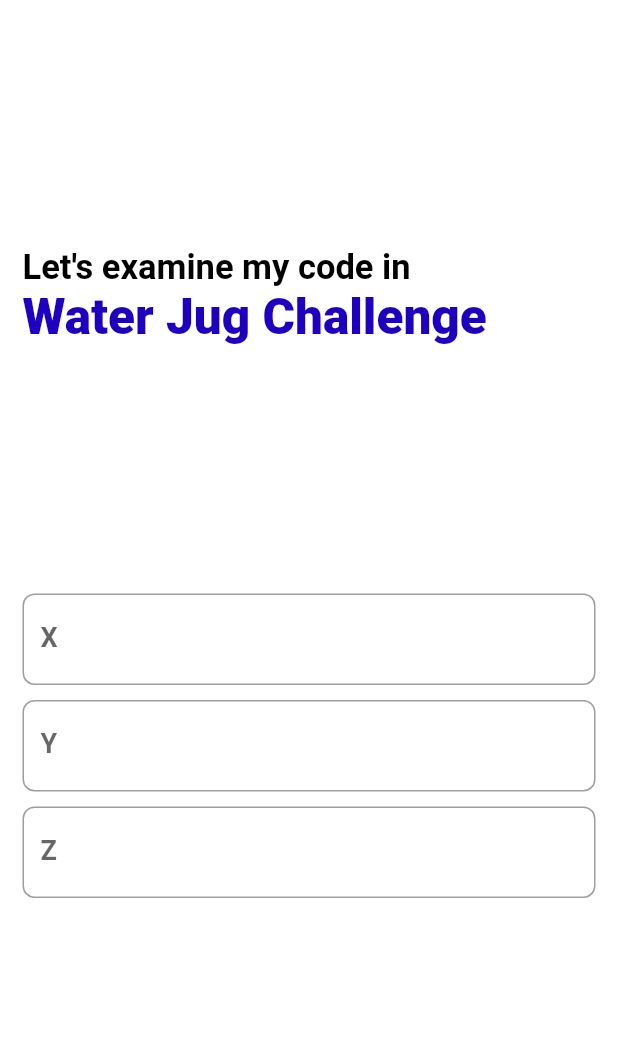
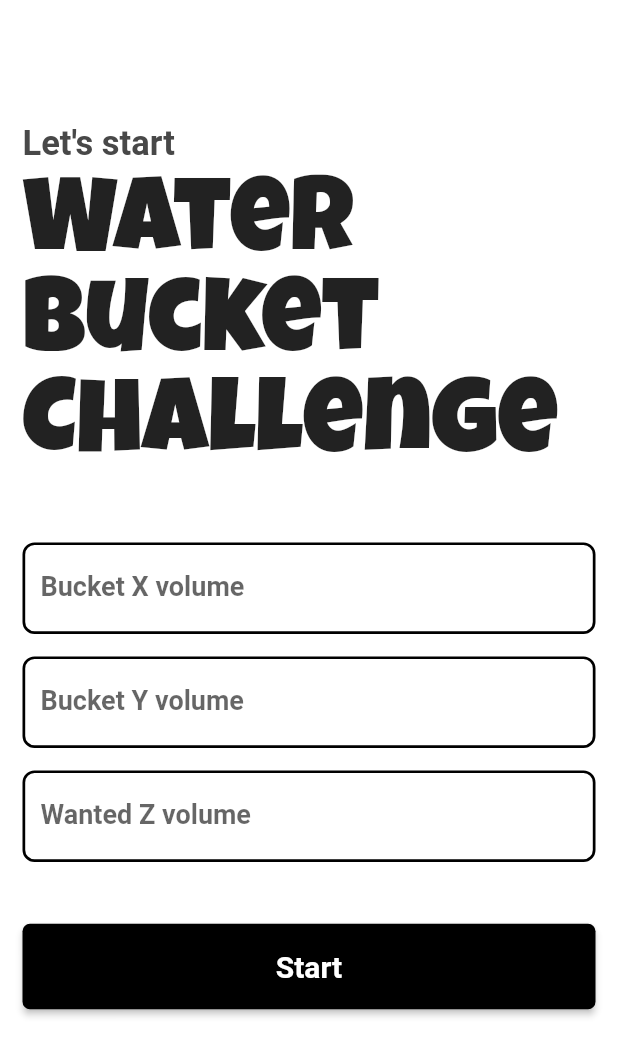
Before and after one commit to mmazurovsky/water_jug_challenge, a Flutter app: the screen it shows after launch, on a phone screen of 412 x 824 dp. Shown: the top 1056 px of the screen. Run offline on Flutter 3.47's test engine with Material 2 defaults, Android fonts, the phone set to English and light mode, and no system bars; our stand-ins replace freezed_annotation, get_it.

Commit message:
- styled main screen - added form validation - added inputs change notifier - added secondary screen canvas - refactorings

```diff
--- a/lib/global_providers_injection.dart
+++ b/lib/global_providers_injection.dart
@@ -1,8 +1,8 @@
 import 'package:flutter/material.dart';
 import 'package:provider/provider.dart';
-import 'package:water_jug_challenge/navigation/current_tab_change_notifier.dart';
 
 import 'dependency_injection.dart';
+import 'state/change_notifiers.dart';
 
 class GlobalProvidersInjection extends StatelessWidget {
   final Widget child;
@@ -17,6 +17,9 @@ class GlobalProvidersInjection extends StatelessWidget {
         ChangeNotifierProvider(
           create: (_) => serviceLocator<CurrentTabChangeNotifier>(),
         ),
+        ChangeNotifierProvider(
+          create: (_) => serviceLocator<InputsChangeNotifier>(),
+        ),
       ],
       child: child,
     );
--- a/lib/main.dart
+++ b/lib/main.dart
@@ -2,6 +2,7 @@ import 'package:flutter/material.dart';
 import 'package:flutter/services.dart';
 import 'package:water_jug_challenge/dependency_injection.dart';
 import 'package:water_jug_challenge/global_providers_injection.dart';
+import 'package:water_jug_challenge/styling/project_colors.dart';
 
 import 'constants/project_strings.dart';
 import 'navigation/navigation_scaffold.dart';
@@ -35,7 +36,14 @@ class MyApp extends StatelessWidget {
       child: MaterialApp(
         title: ProjectStrings.appName,
         theme: ThemeData(
-          primarySwatch: Colors.blue,
+          backgroundColor: ProjectColors.background,
+          primaryColor: ProjectColors.primary,
+          errorColor: ProjectColors.error,
+          appBarTheme: AppBarTheme(
+            backgroundColor: ProjectColors.background,
+            foregroundColor: ProjectColors.secondary,
+            elevation: 0,
+          ),
         ),
         home: const NavigationTabScaffold(),
       ),
--- a/lib/navigation/my_navigation.dart
+++ b/lib/navigation/my_navigation.dart
@@ -1,9 +1,10 @@
 import 'package:flutter/material.dart';
 import 'package:water_jug_challenge/screens/main_screen.dart';
+import 'package:water_jug_challenge/screens/solution_screen.dart';
 import 'package:water_jug_challenge/styling/project_colors.dart';
 import 'package:water_jug_challenge/utils/extension_functions.dart';
 
-enum NavigationRoute { main }
+enum NavigationRoute { main, solution }
 
 class RouteGenerator {
   static Route generateRoute(RouteSettings routeSettings) {
@@ -12,6 +13,11 @@ class RouteGenerator {
       return MaterialPageRoute(
         settings: routeSettings,
         builder: (_) => const MainScreen(),
+      );
+    } else if (routeUri.path == NavigationRoute.solution.path) {
+      return MaterialPageRoute(
+        settings: routeSettings,
+        builder: (_) => const SolutionScreen(),
       );
     } else {
       return _errorRoute();
--- a/lib/navigation/navigation_scaffold.dart
+++ b/lib/navigation/navigation_scaffold.dart
@@ -1,10 +1,10 @@
 import 'package:flutter/material.dart';
 import 'package:provider/provider.dart';
 
+import '../state/change_notifiers.dart';
 import '../utils/extension_functions.dart';
 import 'my_navigation.dart';
 import 'navigation_tab.dart';
-import 'current_tab_change_notifier.dart';
 
 class NavigationTabScaffold extends StatelessWidget {
   const NavigationTabScaffold({Key? key}) : super(key: key);
--- a/lib/screens/main_screen.dart
+++ b/lib/screens/main_screen.dart
@@ -1,7 +1,15 @@
 import 'package:flutter/material.dart';
-import 'package:water_jug_challenge/styling/project_colors.dart';
-import 'package:water_jug_challenge/styling/project_text_styles.dart';
-import 'package:water_jug_challenge/styling/project_widgets.dart';
+import 'package:provider/src/provider.dart';
+import 'package:water_jug_challenge/data/data.dart';
+import 'package:water_jug_challenge/navigation/my_navigation.dart';
+import 'package:water_jug_challenge/navigation/navigation_tab.dart';
+import 'package:water_jug_challenge/state/change_notifiers.dart';
+import 'package:water_jug_challenge/styling/widgets/buttons.dart';
+import 'package:water_jug_challenge/styling/widgets/other_widgets.dart';
+
+import '../styling/project_colors.dart';
+import '../styling/project_widgets.dart';
+import '../utils/validators.dart';
 
 class MainScreen extends StatefulWidget {
   const MainScreen({Key? key}) : super(key: key);
@@ -19,6 +27,8 @@ class _MainScreenState extends State<MainScreen> {
   late TextEditingController _yFieldController;
   late TextEditingController _zFieldController;
 
+  late GlobalKey<FormState> _formKey;
+
   @override
   void initState() {
     super.initState();
@@ -29,6 +39,26 @@ class _MainScreenState extends State<MainScreen> {
     _xFieldController = TextEditingController();
     _yFieldController = TextEditingController();
     _zFieldController = TextEditingController();
+
+    _formKey = GlobalKey<FormState>();
+  }
+
+  void _onStartChallenge() {
+    if (_formKey.currentState?.validate() ?? false) {
+      final Inputs inputs = Inputs(
+        xMaxVolume: int.parse(_xFieldController.text),
+        yMaxVolume: int.parse(_yFieldController.text),
+        zWantedVolume: int.parse(_zFieldController.text),
+      );
+      context.read<InputsChangeNotifier>().setInputs(inputs);
+      context
+          .read<CurrentTabChangeNotifier>()
+          .currentTab
+          .tabNavigationService
+          .pushRoute(
+            navRoute: NavigationRoute.solution,
+          );
+    }
   }
 
   @override
@@ -43,37 +73,39 @@ class _MainScreenState extends State<MainScreen> {
               crossAxisAlignment: CrossAxisAlignment.start,
               mainAxisAlignment: MainAxisAlignment.spaceEvenly,
               children: [
-                SizedBox(height: MediaQuery.of(context).size.height * 0.2),
-                Text(
-                  "Let's examine my code in",
-                  style: ProjectTextStyles.mainScreenTitleLine1,
-                ),
-                Text(
-                  "Water Jug Challenge",
-                  style: ProjectTextStyles.mainScreenTitleLine2,
-                ),
-                SizedBox(height: MediaQuery.of(context).size.height * 0.2),
+                SizedBox(height: MediaQuery.of(context).size.height * 0.1),
+                const AppTitle(),
+                SizedBox(height: MediaQuery.of(context).size.height * 0.05),
+                InputForm(
+                  formKey: _formKey,
+                  fields: [
                     ProjectTextField(
-                  label: const Text('X'),
-                  hintText: 'Put X value here',
+                      label: const Text('Bucket X volume'),
+                      validator: ProjectValidator.intFieldValidator,
+                      hintText: 'Put X volume here',
                       focusNode: _xFieldFocusNode,
                       controller: _xFieldController,
                     ),
-                const SizedBox(height: 10),
                     ProjectTextField(
-                  label: const Text('Y'),
-                  hintText: 'Put Y value here',
+                      label: const Text('Bucket Y volume'),
+                      hintText: 'Put Y volume here',
+                      validator: ProjectValidator.intFieldValidator,
                       focusNode: _yFieldFocusNode,
                       controller: _yFieldController,
                     ),
-                const SizedBox(height: 10),
                     ProjectTextField(
-                  label: const Text('Z'),
-                  hintText: 'Put Z value here',
+                      label: const Text('Wanted Z volume'),
+                      hintText: 'Put Z volume here',
+                      validator: ProjectValidator.intFieldValidator,
                       focusNode: _zFieldFocusNode,
                       controller: _zFieldController,
                     ),
-                SizedBox(height: MediaQuery.of(context).size.height * 0.2),
+                  ],
+                ),
+                SizedBox(height: MediaQuery.of(context).size.height * 0.05),
+                ProjectElevatedButton(
+                    onPressed: _onStartChallenge, text: 'Start'),
+                SizedBox(height: MediaQuery.of(context).size.height * 0.1),
               ],
             ),
           ),
--- a/lib/styling/project_colors.dart
+++ b/lib/styling/project_colors.dart
@@ -2,9 +2,16 @@ import 'package:flutter/material.dart';
 import '../utils/extension_functions.dart';
 
 class ProjectColors {
+
   static const Color background = Colors.white;
-  static const Color text = Colors.black;
-  static const Color borders = Colors.black;
+  static const Color primary = Colors.white;
+  static const Color secondary = Colors.black;
+  static const Color primaryText = Colors.black;
+  static Color secondaryText = HexColor.fromHex('484848');
+  static const Color buttonText = Colors.white;
+  static const Color border = Colors.black;
+  static const Color focusedBorder = Colors.blue;
+  static const Color button = Colors.black;
   static Color error = HexColor.fromHex('BE0000');
-  static Color accent = HexColor.fromHex('1D00C0');
+  static Color accent = Colors.blue;
 }
--- a/lib/styling/project_text_styles.dart
+++ b/lib/styling/project_text_styles.dart
@@ -2,21 +2,28 @@ import 'package:flutter/material.dart';
 import 'package:water_jug_challenge/styling/project_colors.dart';
 
 class ProjectTextStyles {
-  static TextStyle mainScreenTitleLine1 = const TextStyle(
-    color: ProjectColors.text,
+  static TextStyle mainScreenTitleLine1 = TextStyle(
+    color: ProjectColors.secondaryText,
     fontSize: 23,
     fontWeight: FontWeight.w600,
   );
 
-  static TextStyle mainScreenTitleLine2 = TextStyle(
-    color: ProjectColors.accent,
-    fontSize: 33,
-    fontWeight: FontWeight.w800,
+  static const TextStyle mainScreenTitleLine2 = TextStyle(
+    fontFamily: 'LuckiestGuy',
+    fontSize: 70,
+    fontWeight: FontWeight.w400,
+    height: 0.95,
   );
 
   static const TextStyle textFields = TextStyle(
-    color: ProjectColors.text,
+    color: ProjectColors.primaryText,
     fontSize: 18,
     fontWeight: FontWeight.w600,
   );
+
+  static const TextStyle button = TextStyle(
+    color: ProjectColors.buttonText,
+    fontSize: 20,
+    fontWeight: FontWeight.w700,
+  );
 }
--- a/lib/styling/project_widgets.dart
+++ b/lib/styling/project_widgets.dart
@@ -13,20 +13,24 @@ class ProjectHorizontalPadding extends Padding {
 
 class ProjectTextField extends TextFormField {
   ProjectTextField({
-    Key? key,
     required Widget label,
     required String hintText,
     required FocusNode focusNode,
-
     required TextEditingController controller,
+    Key? key,
+    String? Function(String?)? validator,
   }) : super(
           key: key,
           focusNode: focusNode,
           controller: controller,
+          validator: validator,
           decoration: InputDecoration(
             label: label,
             hintText: hintText,
-            border: _ProjectInputBorder(ProjectColors.borders),
+            enabledBorder: _ProjectInputBorder(ProjectColors.border),
+            focusedBorder: _ProjectInputBorder(ProjectColors.focusedBorder),
+            disabledBorder: _ProjectInputBorder(ProjectColors.border),
+            border: _ProjectInputBorder(ProjectColors.border),
             errorBorder: _ProjectInputBorder(ProjectColors.error),
             focusedErrorBorder: _ProjectInputBorder(ProjectColors.error),
           ),
@@ -40,6 +44,7 @@ class _ProjectInputBorder extends OutlineInputBorder {
       : super(
           borderSide: BorderSide(
             color: color,
+            width: 1.8,
           ),
           borderRadius: BorderRadius.circular(8),
         );
--- /dev/null
+++ b/lib/styling/widgets/buttons.dart
@@ -0,0 +1,31 @@
+import 'package:flutter/material.dart';
+import 'package:water_jug_challenge/styling/project_colors.dart';
+import 'package:water_jug_challenge/styling/project_text_styles.dart';
+
+class ProjectElevatedButton extends StatelessWidget {
+  final void Function() onPressed;
+  final String text;
+  const ProjectElevatedButton({
+    Key? key,
+    required this.onPressed,
+    required this.text,
+  }) : super(key: key);
+
+  @override
+  Widget build(BuildContext context) {
+    return ElevatedButton(
+      onPressed: onPressed,
+      style: ElevatedButton.styleFrom(
+        minimumSize: const Size.fromHeight(57),
+        primary: ProjectColors.button,
+        shape: RoundedRectangleBorder(
+          borderRadius: BorderRadius.circular(5),
+        ),
+      ),
+      child: Text(
+        text,
+        style: ProjectTextStyles.button,
+      ),
+    );
+  }
+}
--- /dev/null
+++ b/lib/styling/widgets/other_widgets.dart
@@ -0,0 +1,51 @@
+import 'package:flutter/material.dart';
+import 'package:water_jug_challenge/styling/project_text_styles.dart';
+import 'package:water_jug_challenge/styling/project_widgets.dart';
+
+class AppTitle extends StatelessWidget {
+  const AppTitle({Key? key}) : super(key: key);
+
+  @override
+  Widget build(BuildContext context) {
+    return Column(
+      crossAxisAlignment: CrossAxisAlignment.start,
+      children: [
+        Text(
+          "Let's start",
+          style: ProjectTextStyles.mainScreenTitleLine1,
+        ),
+        const SizedBox(height: 10),
+        const Text(
+          "Water\nBucket\nChallenge",
+          style: ProjectTextStyles.mainScreenTitleLine2,
+        ),
+      ],
+    );
+  }
+}
+
+class InputForm extends StatelessWidget {
+  final GlobalKey<FormState> formKey;
+  final List<ProjectTextField> fields;
+  const InputForm({
+    Key? key,
+    required this.formKey,
+    required this.fields,
+  }) : super(key: key);
+
+  @override
+  Widget build(BuildContext context) {
+    return Form(
+      key: formKey,
+      child: ListView.separated(
+        shrinkWrap: true,
+        physics: const NeverScrollableScrollPhysics(),
+        itemCount: fields.length,
+        itemBuilder: (context, index) {
+          return fields[index];
+        },
+        separatorBuilder: (context, index) => const SizedBox(height: 15),
+      ),
+    );
+  }
+}
--- a/lib/utils/extension_functions.dart
+++ b/lib/utils/extension_functions.dart
@@ -4,7 +4,8 @@ import '../navigation/my_navigation.dart';
 
 extension NavigationExtentions on NavigationRoute {
   static const Map<NavigationRoute, String> _pathMap = {
-    NavigationRoute.main: '/screen',
+    NavigationRoute.main: '/main',
+    NavigationRoute.solution: '/solution',
   };
 
   String get path => _pathMap[this]!;
```
Also changed, not shown: lib/dependency_injection.dart (+19 -11 lines), lib/navigation/current_tab_change_notifier.dart (deleted, +0 -24 lines), lib/screens/solution_screen.dart (added, +29 -0 lines), lib/state/change_notifiers.dart (added, +44 -0 lines), lib/utils/validators.dart (added, +15 -0 lines), pubspec.yaml (+5 -6 lines), assets/fonts/LuckiestGuy-Regular.ttf (added). Lines whose indentation alone changed are shown as unchanged.
